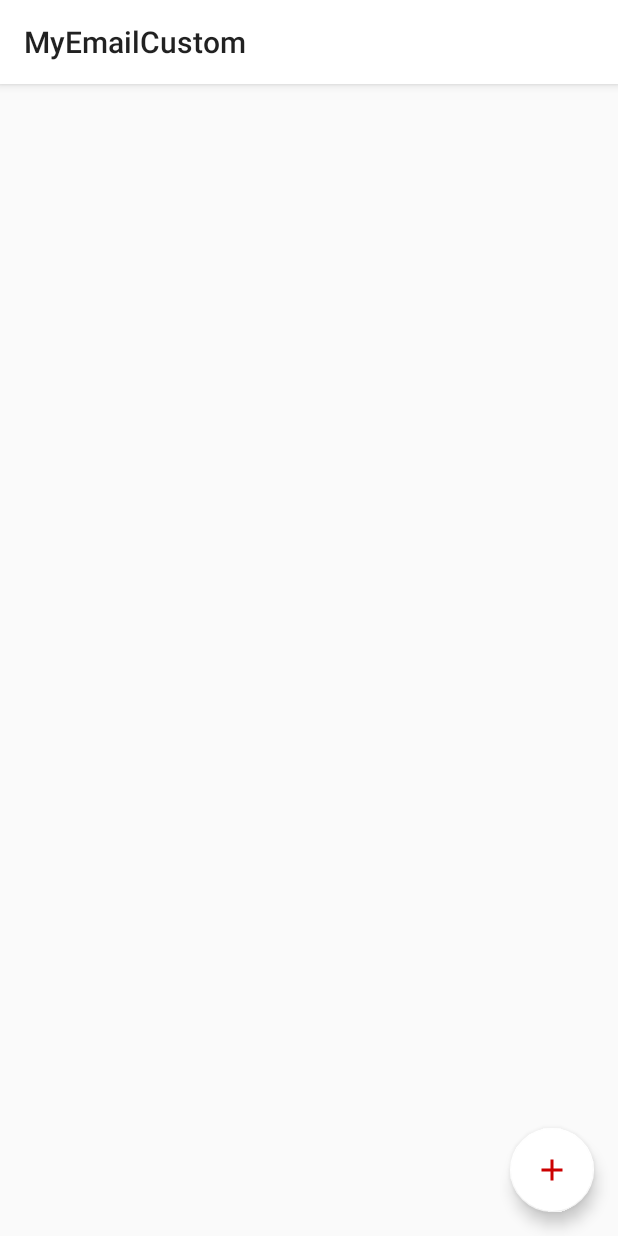
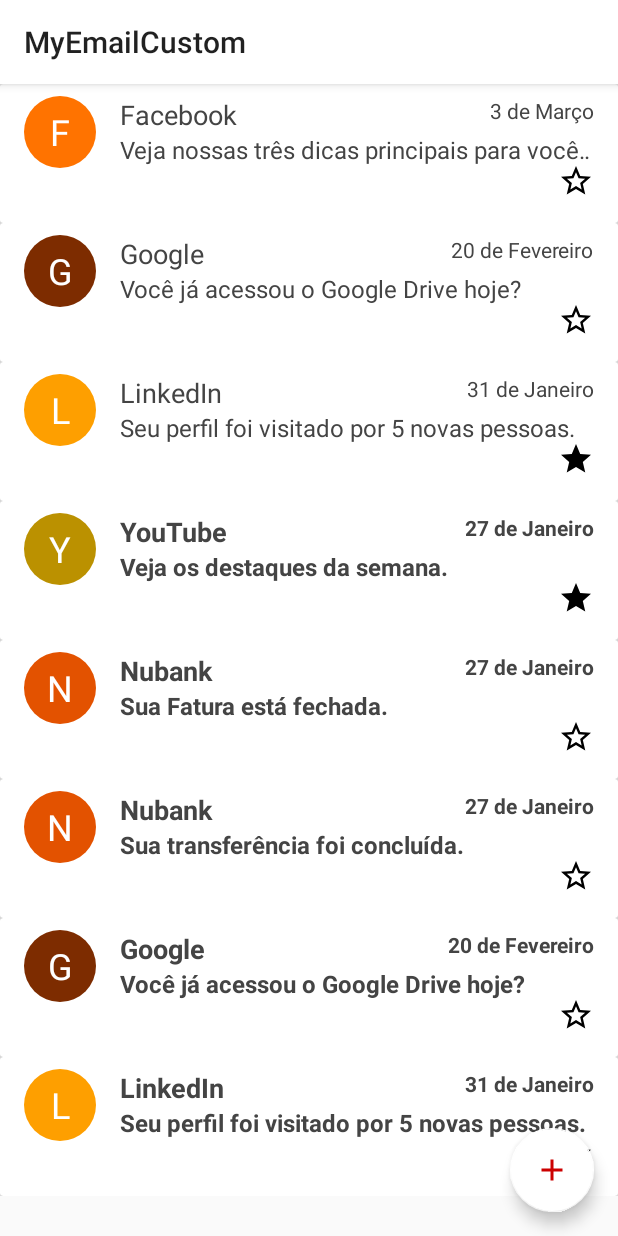
Before and after one commit to dannylo/myemailcustom, an Android app: the screen it shows after launch (MainActivity), on a phone screen of 412 x 824 dp. Run offline under Robolectric (Android 15) with nearby library versions, the phone set to English and light mode, and no system bars.

Commit message:
Emails fakes alimentando Recycler. (caso 1 para teste do layout).

```diff
--- a/app/src/main/java/com/example/myemailrecycler/MainActivity.kt
+++ b/app/src/main/java/com/example/myemailrecycler/MainActivity.kt
@@ -2,11 +2,19 @@ package com.example.myemailrecycler
 
 import androidx.appcompat.app.AppCompatActivity
 import android.os.Bundle
+import androidx.recyclerview.widget.LinearLayoutManager
+import com.example.myemailrecycler.adapters.EmailAdapter
+import com.example.myemailrecycler.models.EmailBuilder
+import com.example.myemailrecycler.models.generateFakeEmails
+import kotlinx.android.synthetic.main.activity_main.*
 
 class MainActivity : AppCompatActivity() {
 
     override fun onCreate(savedInstanceState: Bundle?) {
         super.onCreate(savedInstanceState)
         setContentView(R.layout.activity_main)
+
+        recycler_view_main.adapter = EmailAdapter(generateFakeEmails())
+        recycler_view_main.layoutManager = LinearLayoutManager(this);
     }
 }
--- /dev/null
+++ b/app/src/main/java/com/example/myemailrecycler/adapters/EmailAdapter.kt
@@ -0,0 +1,59 @@
+package com.example.myemailrecycler.adapters
+
+import android.graphics.Color
+import android.graphics.Typeface
+import android.graphics.Typeface.BOLD
+import android.graphics.Typeface.NORMAL
+import android.graphics.drawable.ShapeDrawable
+import android.graphics.drawable.shapes.OvalShape
+import android.view.LayoutInflater
+import android.view.View
+import android.view.ViewGroup
+import androidx.annotation.ColorInt
+import androidx.recyclerview.widget.RecyclerView
+import com.example.myemailrecycler.R
+import com.example.myemailrecycler.models.Email
+import kotlinx.android.synthetic.main.email_item.view.*
+
+class EmailAdapter(val emails: MutableList<Email>) :RecyclerView.Adapter<EmailAdapter.EmailViewHolder>(){
+
+    override fun onCreateViewHolder(parent: ViewGroup, viewType: Int): EmailViewHolder {
+        val view = LayoutInflater.from(parent.context).inflate(R.layout.email_item, parent, false)
+        return EmailViewHolder(view);
+    }
+
+    override fun getItemCount(): Int = emails.size;
+
+    override fun onBindViewHolder(holder: EmailViewHolder, position: Int) {
+        holder.bind(emails[position])
+    }
+
+    inner class EmailViewHolder(itemView: View): RecyclerView.ViewHolder(itemView){
+        fun bind(email: Email){
+            with(email) {
+                itemView.email_icon.text = user.first().toString()
+                itemView.email_icon.background = itemView.oval(Color.rgb(user.hashCode(), user.hashCode()/2, 0))
+
+                itemView.user.text = user
+                itemView.subject.text = subject
+                itemView.date.text = date
+
+                itemView.user.setTypeface(Typeface.DEFAULT, if (unread) BOLD else NORMAL)
+                itemView.subject.setTypeface(Typeface.DEFAULT, if (unread) BOLD else NORMAL)
+                itemView.date.setTypeface(Typeface.DEFAULT, if (unread) BOLD else NORMAL)
+
+                itemView.img_star.setImageResource(if (stared) R.drawable.ic_star_black_24dp else
+                                R.drawable.ic_star_border_black_24dp)
+            }
+        }
+    }
+}
+fun View.oval(@ColorInt color: Int): ShapeDrawable {
+    val oval = ShapeDrawable(OvalShape())
+    with(oval){
+        intrinsicHeight = height
+        intrinsicWidth = width
+        paint.color = color
+    }
+    return oval
+}
--- /dev/null
+++ b/app/src/main/java/com/example/myemailrecycler/models/Email.kt
@@ -0,0 +1,84 @@
+package com.example.myemailrecycler.models
+
+data class Email(
+    val user: String,
+    val subject: String,
+    val preview: String,
+    val date: String,
+    val stared: Boolean,
+    val unread: Boolean,
+    var selected: Boolean
+)
+
+class EmailBuilder{
+
+    var user: String = ""
+    var subject: String= ""
+    var preview: String= ""
+    var date: String= ""
+    var stared: Boolean= false
+    var unread: Boolean= false
+
+    fun build(): Email = Email(user, subject, preview, date, stared, unread, false)
+}
+
+fun email(block: EmailBuilder.() -> Unit): Email = EmailBuilder().apply(block).build();
+
+fun generateFakeEmails() = mutableListOf<Email>(
+    email { user ="Facebook"
+        subject ="Veja nossas três dicas principais para você conseguir"
+        preview = "Olá Dannylo, você precisa seguir essa dica."
+        date= "3 de Março"
+        stared= false
+        unread = false
+    },
+    email { user ="Google"
+        subject ="Você já acessou o Google Drive hoje?"
+        preview = "O Google Drive está com armazenamento ampliado, tudo que você precisa é acessar esse link."
+        date= "20 de Fevereiro"
+        stared= false
+        unread = false
+    },
+    email { user ="LinkedIn"
+        subject ="Seu perfil foi visitado por 5 novas pessoas."
+        preview = "Acompanhe o rastreamento de seu perfil com nossa conta Premium."
+        date= "31 de Janeiro"
+        stared= true
+        unread = false
+    },
+    email { user ="YouTube"
+        subject ="Veja os destaques da semana."
+        preview = "O mundo todo está acompanhando esses vídeos."
+        date= "27 de Janeiro"
+        stared= true
+        unread = true
+    },
+    email { user ="Nubank"
+        subject ="Sua Fatura está fechada."
+        preview = "Acesse o link abaixo para ter acesso ao resumo de sua fatura."
+        date= "27 de Janeiro"
+        stared= false
+        unread = true
+    },
+    email { user ="Nubank"
+        subject ="Sua transferência foi concluída."
+        preview = "Sua transferência foi concluída com sucesso em 27 de Janeiro."
+        date= "27 de Janeiro"
+        stared= false
+        unread = true
+    },
+    email { user ="Google"
+        subject ="Você já acessou o Google Drive hoje?"
+        preview = "O Google Drive está com armazenamento ampliado, tudo que você precisa é acessar esse link."
+        date= "20 de Fevereiro"
+        stared= false
+        unread = true
+    },
+    email { user ="LinkedIn"
+        subject ="Seu perfil foi visitado por 5 novas pessoas."
+        preview = "Acompanhe o rastreamento de seu perfil com nossa conta Premium."
+        date= "31 de Janeiro"
+        stared= false
+        unread = true
+    }
+)
--- /dev/null
+++ b/app/src/main/res/drawable/ic_star_black_24dp.xml
@@ -0,0 +1,9 @@
+<vector xmlns:android="http://schemas.android.com/apk/res/android"
+        android:width="24dp"
+        android:height="24dp"
+        android:viewportWidth="24.0"
+        android:viewportHeight="24.0">
+    <path
+        android:fillColor="#FF000000"
+        android:pathData="M12,17.27L18.18,21l-1.64,-7.03L22,9.24l-7.19,-0.61L12,2 9.19,8.63 2,9.24l5.46,4.73L5.82,21z"/>
+</vector>
```
